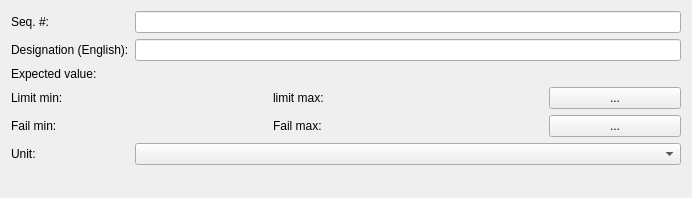
Before: the Qt Designer form src/mdttools/mdttesttool/mdtTtTestModelItemEditor.ui in scandyna/multidiagtools, drawn with Qt 5.
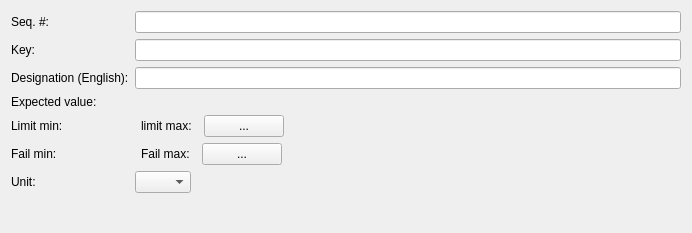
After: the same form once the commit is applied. Custom widgets are drawn as their Qt base class.

Commit message: Working on test tool (test node calibration)

What changed in the file:
```diff
--- a/src/mdttools/mdttesttool/mdtTtTestModelItemEditor.ui
+++ b/src/mdttools/mdttesttool/mdtTtTestModelItemEditor.ui
@@ -7,41 +7,34 @@
     <x>0</x>
     <y>0</y>
     <width>692</width>
-    <height>198</height>
+    <height>233</height>
    </rect>
   </property>
   <property name="windowTitle">
    <string>Form</string>
   </property>
   <layout class="QFormLayout" name="formLayout">
-   <item row="0" column="0">
+   <property name="fieldGrowthPolicy">
+    <enum>QFormLayout::ExpandingFieldsGrow</enum>
+   </property>
+   <item row="1" column="0">
     <widget class="QLabel" name="lbSequenceNumber">
      <property name="text">
       <string>Seq. #:</string>
      </property>
     </widget>
    </item>
-   <item row="0" column="1">
-    <widget class="QLineEdit" name="fld_SequenceNumber"/>
-   </item>
-   <item row="1" column="0">
-    <widget class="QLabel" name="lbDesignationEN">
-     <property name="text">
-      <string>Designation (English):</string>
-     </property>
-    </widget>
-   </item>
    <item row="1" column="1">
-    <widget class="QLineEdit" name="fld_DesignationEN"/>
+    <widget class="QLineEdit" name="fld_SequenceNumber"/>
    </item>
-   <item row="2" column="0">
+   <item row="5" column="0">
     <widget class="QLabel" name="lbExpectedValue">
      <property name="text">
       <string>Expected value:</string>
      </property>
     </widget>
    </item>
-   <item row="2" column="1">
+   <item row="5" column="1">
     <widget class="mdtDoubleEdit" name="fld_ExpectedValue">
      <property name="maximumSize">
       <size>
@@ -51,14 +44,14 @@
      </property>
     </widget>
    </item>
-   <item row="3" column="0">
+   <item row="6" column="0">
     <widget class="QLabel" name="lbLimitMin">
      <property name="text">
       <string>Limit min:</string>
      </property>
     </widget>
    </item>
-   <item row="3" column="1">
+   <item row="6" column="1">
     <layout class="QHBoxLayout" name="horizontalLayout">
      <item>
       <widget class="mdtDoubleEdit" name="fld_LimitValueMin"/>
@@ -82,14 +75,14 @@
      </item>
     </layout>
    </item>
-   <item row="4" column="0">
+   <item row="7" column="0">
     <widget class="QLabel" name="lbFailMin">
      <property name="text">
       <string>Fail min:</string>
      </property>
     </widget>
    </item>
-   <item row="4" column="1">
+   <item row="7" column="1">
     <layout class="QHBoxLayout" name="horizontalLayout_2">
      <item>
       <widget class="mdtDoubleEdit" name="fld_FailValueMin"/>
@@ -113,14 +106,14 @@
      </item>
     </layout>
    </item>
-   <item row="5" column="0">
+   <item row="8" column="0">
     <widget class="QLabel" name="lbValueUnit">
      <property name="text">
       <string>Unit:</string>
      </property>
     </widget>
    </item>
-   <item row="5" column="1">
+   <item row="8" column="1">
     <widget class="QComboBox" name="fld_ValueUnit">
      <item>
       <property name="text">
@@ -204,6 +197,26 @@
      </item>
     </widget>
    </item>
+   <item row="3" column="1">
+    <widget class="QLineEdit" name="fld_Key"/>
+   </item>
+   <item row="4" column="1">
+    <widget class="QLineEdit" name="fld_DesignationEN"/>
+   </item>
+   <item row="4" column="0">
+    <widget class="QLabel" name="lbDesignationEN">
+     <property name="text">
+      <string>Designation (English):</string>
+     </property>
+    </widget>
+   </item>
+   <item row="3" column="0">
+    <widget class="QLabel" name="lbKey">
+     <property name="text">
+      <string>Key:</string>
+     </property>
+    </widget>
+   </item>
   </layout>
  </widget>
  <customwidgets>
```
Left out of the diff: 1 changed line with no effect on the pictures. The commit also changes 7 other files.
